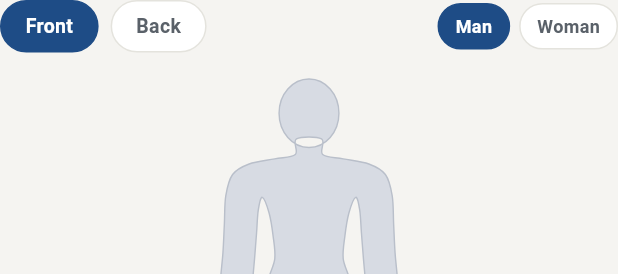
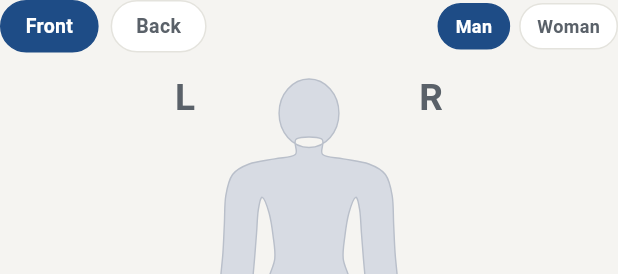
Before and after one commit to jojo11haz-droid/git-init, a Flutter app: the BodyMap widget shown alone on an empty page, opened directly with empty values, on a phone screen of 412 x 824 dp. Shown: the top 274 px of the screen. Run offline on Flutter 3.47's test engine with Material 3 defaults, Android fonts, the phone set to English and light mode, and no system bars; our stand-ins replace flutter_secure_storage, image_picker; missing offline and left inert: health, record; accounts and stored records are empty; network calls fail.

Commit message:
Body maps: L / R markers beside the figure (web + app)
Both the front and back figures put the person's left on the viewer's left
(the front reads like a mirror), so a clinician glancing at the drawing
could misread the side. L and R (G and D in French) now sit beside the
figure on every body map: the client's check-in, the professional's
"Where it hurts" card, each timeline entry, the app's check-in, history
and progress views. Stored spots and labels are unchanged.

Also: the client's body map now redraws on a language change, so its
region names, L/R and the Man / Woman switch (Homme / Femme) follow French.

Co-Authored-By: Claude Opus 5.5 <noreply@anthropic.com>
Claude-Session: https://claude.ai/code/session_01JZCBbRpdyzoSZcsw4a4Y8U

```diff
--- a/patient_app/lib/body_map.dart
+++ b/patient_app/lib/body_map.dart
@@ -951,6 +951,7 @@ class _BodyMapState extends State<BodyMap> {
                   scale: _w / 100.0,
                   female: _female,
                   view: _view,
+                  isFr: widget.isFr,
                 ),
               ),
             ),
@@ -1002,12 +1003,17 @@ String bodyMapSex() => _BodyMapState._female ? 'f' : 'm';
 
 class BodyMapView extends StatelessWidget {
   const BodyMapView(
-      {super.key, required this.map, this.width = 108, this.sex});
+      {super.key,
+      required this.map,
+      this.width = 108,
+      this.sex,
+      this.isFr = false});
 
   final Map<String, int> map; // "view:region" -> level
   final double width;
   // The figure a check-in was drawn on ('m' | 'f'); null = current choice.
   final String? sex;
+  final bool isFr; // G / D instead of L / R beside the figure
 
   Widget _figure(String view, List<_Region> regions) {
     final h = width * 198 / 100;
@@ -1021,6 +1027,9 @@ class BodyMapView extends StatelessWidget {
           scale: width / 100.0,
           female: sex != null ? sex == 'f' : _BodyMapState._female,
           view: view,
+          // Tiny decorative figures skip the side markers.
+          sideMarks: width >= 60,
+          isFr: isFr,
         ),
       ),
     );
@@ -1063,12 +1072,32 @@ class _BodyPainter extends CustomPainter {
       required this.levels,
       required this.scale,
       this.female = false,
-      this.view = 'front'});
+      this.view = 'front',
+      this.sideMarks = true,
+      this.isFr = false});
   final List<_Region> regions;
   final Map<String, int> levels; // region id -> level, for the current view
   final double scale;
   final bool female; // a woman's outline instead of a man's
   final String view; // 'front' | 'back' — which way the hair falls
+  // L / R beside the figure. Both views put the person's left on the
+  // viewer's left (the front reads like a mirror), so it's marked rather
+  // than left to be guessed from the drawing. Same as the website.
+  final bool sideMarks;
+  final bool isFr;
+
+  void _mark(Canvas canvas, String t, double x, bool alignRight) {
+    final tp = TextPainter(
+      text: TextSpan(
+          text: t,
+          style: const TextStyle(
+              fontSize: 13,
+              fontWeight: FontWeight.w700,
+              color: BtwColors.inkSoft)),
+      textDirection: TextDirection.ltr,
+    )..layout();
+    tp.paint(canvas, Offset(alignRight ? x - tp.width : x, 2));
+  }
 
   @override
   void paint(Canvas canvas, Size size) {
@@ -1085,6 +1114,10 @@ class _BodyPainter extends CustomPainter {
       canvas.drawPath(
           _hair(view == 'back' ? 'back' : 'front'),
           Paint()..color = const Color(0xFF9AA1AD));
+    }
+    if (sideMarks) {
+      _mark(canvas, isFr ? 'G' : 'L', 3, false);
+      _mark(canvas, isFr ? 'D' : 'R', 97, true);
     }
     // Pain colours are trimmed to the body so they read as body areas.
     canvas.clipPath(body);
@@ -1106,5 +1139,7 @@ class _BodyPainter extends CustomPainter {
       old.levels != levels ||
       old.regions != regions ||
       old.female != female ||
-      old.view != view;
+      old.view != view ||
+      old.isFr != isFr ||
+      old.sideMarks != sideMarks;
 }
--- a/patient_app/lib/screens/checkin_detail_screen.dart
+++ b/patient_app/lib/screens/checkin_detail_screen.dart
@@ -126,7 +126,7 @@ class CheckInDetailScreen extends StatelessWidget {
                       fontWeight: FontWeight.w700,
                       color: BtwColors.moss)),
               const SizedBox(height: 12),
-              BodyMapView(map: painMap, sex: c.bodySex),
+              BodyMapView(map: painMap, sex: c.bodySex, isFr: s.isFr),
               const SizedBox(height: 10),
               Text(
                 painSummary(painMap, c.painSens, s.isFr),
--- a/patient_app/lib/screens/progress_screen.dart
+++ b/patient_app/lib/screens/progress_screen.dart
@@ -762,7 +762,7 @@ class _ProgressScreenState extends State<ProgressScreen> {
               ],
             )
           else ...[
-            BodyMapView(map: latest),
+            BodyMapView(map: latest, isFr: s.isFr),
             const SizedBox(height: 10),
             Text(painSummary(latest, _latestSens, s.isFr),
                 textAlign: TextAlign.center,
```
Also changed, not shown: 1 other file.
